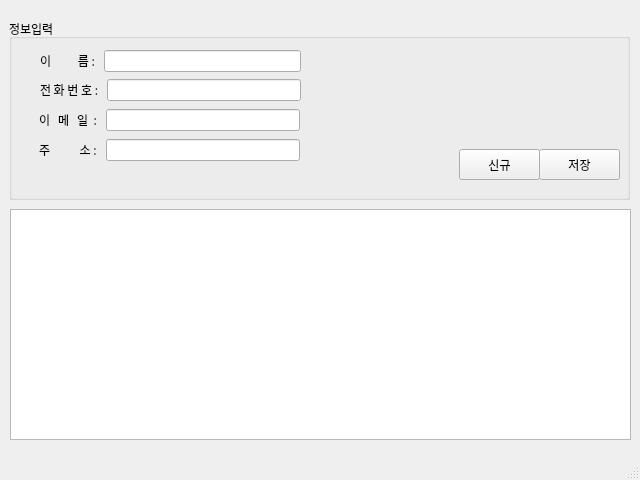
Before: the Qt Designer form part1/studyPyQt/addressBook.ui in CodingNewbie0/miniprojects, drawn with Qt 5.
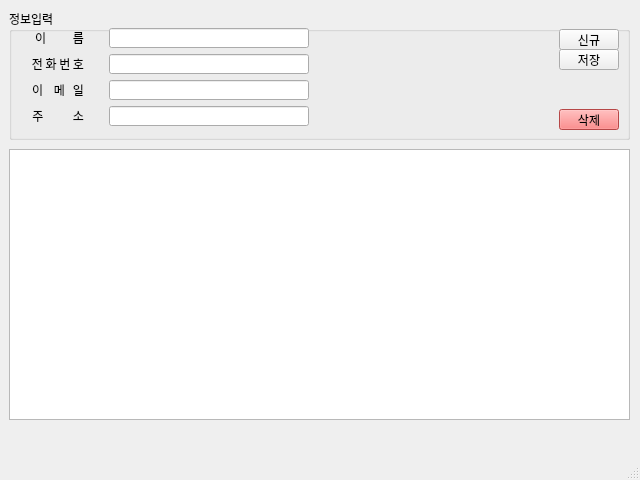
After: the same form once the commit is applied.

What changed in the file:
```diff
--- a/part1/studyPyQt/addressBook.ui
+++ b/part1/studyPyQt/addressBook.ui
@@ -10,210 +10,569 @@
     <height>480</height>
    </rect>
   </property>
+  <property name="font">
+   <font>
+    <family>나눔고딕</family>
+   </font>
+  </property>
   <property name="windowTitle">
    <string>MainWindow</string>
   </property>
   <widget class="QWidget" name="centralwidget">
+   <widget class="QGroupBox" name="groupBox">
+    <property name="geometry">
+     <rect>
+      <x>9</x>
+      <y>9</y>
+      <width>621</width>
+      <height>131</height>
+     </rect>
+    </property>
+    <property name="title">
+     <string>정보입력</string>
+    </property>
+    <widget class="QLabel" name="label">
+     <property name="geometry">
+      <rect>
+       <x>10</x>
+       <y>19</y>
+       <width>65</width>
+       <height>20</height>
+      </rect>
+     </property>
+     <property name="minimumSize">
+      <size>
+       <width>65</width>
+       <height>20</height>
+      </size>
+     </property>
+     <property name="maximumSize">
+      <size>
+       <width>60</width>
+       <height>10</height>
+      </size>
+     </property>
+     <property name="layoutDirection">
+      <enum>Qt::LeftToRight</enum>
+     </property>
+     <property name="text">
+      <string>이          름</string>
+     </property>
+     <property name="alignment">
+      <set>Qt::AlignRight|Qt::AlignTrailing|Qt::AlignVCenter</set>
+     </property>
+    </widget>
+    <widget class="QLineEdit" name="txtName">
+     <property name="geometry">
+      <rect>
+       <x>100</x>
+       <y>19</y>
+       <width>200</width>
+       <height>20</height>
+      </rect>
+     </property>
+     <property name="minimumSize">
+      <size>
+       <width>200</width>
+       <height>20</height>
+      </size>
+     </property>
+     <property name="maximumSize">
+      <size>
+       <width>150</width>
+       <height>20</height>
+      </size>
+     </property>
+     <property name="inputMethodHints">
+      <set>Qt::ImhLatinOnly</set>
+     </property>
+    </widget>
+    <widget class="QLineEdit" name="txtEmail">
+     <property name="geometry">
+      <rect>
+       <x>100</x>
+       <y>71</y>
+       <width>200</width>
+       <height>20</height>
+      </rect>
+     </property>
+     <property name="minimumSize">
+      <size>
+       <width>200</width>
+       <height>20</height>
+      </size>
+     </property>
+     <property name="maximumSize">
+      <size>
+       <width>150</width>
+       <height>20</height>
+      </size>
+     </property>
+     <property name="text">
+      <string/>
+     </property>
+    </widget>
+    <widget class="QLabel" name="label_3">
+     <property name="geometry">
+      <rect>
+       <x>10</x>
+       <y>71</y>
+       <width>65</width>
+       <height>20</height>
+      </rect>
+     </property>
+     <property name="minimumSize">
+      <size>
+       <width>65</width>
+       <height>20</height>
+      </size>
+     </property>
+     <property name="maximumSize">
+      <size>
+       <width>60</width>
+       <height>10</height>
+      </size>
+     </property>
+     <property name="layoutDirection">
+      <enum>Qt::LeftToRight</enum>
+     </property>
+     <property name="text">
+      <string>이    메   일</string>
+     </property>
+     <property name="alignment">
+      <set>Qt::AlignRight|Qt::AlignTrailing|Qt::AlignVCenter</set>
+     </property>
+    </widget>
+    <widget class="QLineEdit" name="txtAddress">
+     <property name="geometry">
+      <rect>
+       <x>100</x>
+       <y>97</y>
+       <width>200</width>
+       <height>20</height>
+      </rect>
+     </property>
+     <property name="minimumSize">
+      <size>
+       <width>200</width>
+       <height>20</height>
+      </size>
+     </property>
+     <property name="maximumSize">
+      <size>
+       <width>150</width>
+       <height>20</height>
+      </size>
+     </property>
+    </widget>
+    <widget class="QLabel" name="label_4">
+     <property name="geometry">
+      <rect>
+       <x>10</x>
+       <y>97</y>
+       <width>65</width>
+       <height>20</height>
+      </rect>
+     </property>
+     <property name="minimumSize">
+      <size>
+       <width>65</width>
+       <height>20</height>
+      </size>
+     </property>
+     <property name="maximumSize">
+      <size>
+       <width>60</width>
+       <height>10</height>
+      </size>
+     </property>
+     <property name="layoutDirection">
+      <enum>Qt::LeftToRight</enum>
+     </property>
+     <property name="text">
+      <string>주           소</string>
+     </property>
+     <property name="alignment">
+      <set>Qt::AlignRight|Qt::AlignTrailing|Qt::AlignVCenter</set>
+     </property>
+    </widget>
+    <widget class="QLabel" name="label_2">
+     <property name="geometry">
+      <rect>
+       <x>10</x>
+       <y>45</y>
+       <width>65</width>
+       <height>20</height>
+      </rect>
+     </property>
+     <property name="minimumSize">
+      <size>
+       <width>65</width>
+       <height>20</height>
+      </size>
+     </property>
+     <property name="maximumSize">
+      <size>
+       <width>60</width>
+       <height>10</height>
+      </size>
+     </property>
+     <property name="layoutDirection">
+      <enum>Qt::LeftToRight</enum>
+     </property>
+     <property name="text">
+      <string>전 화 번 호</string>
+     </property>
+     <property name="alignment">
+      <set>Qt::AlignRight|Qt::AlignTrailing|Qt::AlignVCenter</set>
+     </property>
+    </widget>
+    <widget class="QLineEdit" name="txtPhone">
+     <property name="geometry">
+      <rect>
+       <x>100</x>
+       <y>45</y>
+       <width>200</width>
+       <height>20</height>
+      </rect>
+     </property>
+     <property name="minimumSize">
+      <size>
+       <width>200</width>
+       <height>20</height>
+      </size>
+     </property>
+     <property name="maximumSize">
+      <size>
+       <width>150</width>
+       <height>20</height>
+      </size>
+     </property>
+     <property name="inputMethodHints">
+      <set>Qt::ImhDigitsOnly|Qt::ImhFormattedNumbersOnly</set>
+     </property>
+     <property name="text">
+      <string/>
+     </property>
+    </widget>
+    <widget class="QPushButton" name="btnNew">
+     <property name="geometry">
+      <rect>
+       <x>550</x>
+       <y>20</y>
+       <width>60</width>
+       <height>21</height>
+      </rect>
+     </property>
+     <property name="minimumSize">
+      <size>
+       <width>60</width>
+       <height>0</height>
+      </size>
+     </property>
+     <property name="maximumSize">
+      <size>
+       <width>60</width>
+       <height>16777215</height>
+      </size>
+     </property>
+     <property name="text">
+      <string>신규</string>
+     </property>
+    </widget>
+    <widget class="QPushButton" name="btnSave">
+     <property name="geometry">
+      <rect>
+       <x>550</x>
+       <y>40</y>
+       <width>60</width>
+       <height>21</height>
+      </rect>
+     </property>
+     <property name="minimumSize">
+      <size>
+       <width>60</width>
+       <height>0</height>
+      </size>
+     </property>
+     <property name="maximumSize">
+      <size>
+       <width>60</width>
+       <height>16777215</height>
+      </size>
+     </property>
+     <property name="text">
+      <string>저장</string>
+     </property>
+    </widget>
+    <widget class="QPushButton" name="btnDel">
+     <property name="geometry">
+      <rect>
+       <x>550</x>
+       <y>100</y>
+       <width>60</width>
+       <height>21</height>
+      </rect>
+     </property>
+     <property name="minimumSize">
+      <size>
+       <width>60</width>
+       <height>0</height>
+      </size>
+     </property>
+     <property name="maximumSize">
+      <size>
+       <width>60</width>
+       <height>16777215</height>
+      </size>
+     </property>
+     <property name="palette">
+      <palette>
+       <active>
+        <colorrole role="WindowText">
+         <brush brushstyle="SolidPattern">
+          <color alpha="255">
+           <red>0</red>
+           <green>0</green>
+           <blue>0</blue>
+          </color>
+         </brush>
+        </colorrole>
+        <colorrole role="Button">
+         <brush brushstyle="SolidPattern">
+          <color alpha="255">
+           <red>255</red>
+           <green>100</green>
+           <blue>100</blue>
+          </color>
+         </brush>
+        </colorrole>
+        <colorrole role="Text">
+         <brush brushstyle="SolidPattern">
+          <color alpha="255">
+           <red>0</red>
+           <green>0</green>
+           <blue>0</blue>
+          </color>
+         </brush>
+        </colorrole>
+        <colorrole role="BrightText">
+         <brush brushstyle="SolidPattern">
+          <color alpha="255">
+           <red>255</red>
+           <green>0</green>
+           <blue>0</blue>
+          </color>
+         </brush>
+        </colorrole>
+        <colorrole role="ButtonText">
+         <brush brushstyle="SolidPattern">
+          <color alpha="255">
+           <red>0</red>
+           <green>0</green>
+           <blue>0</blue>
+          </color>
+         </brush>
+        </colorrole>
+        <colorrole role="Base">
+         <brush brushstyle="SolidPattern">
+          <color alpha="255">
+           <red>255</red>
+           <green>100</green>
+           <blue>100</blue>
+          </color>
+         </brush>
+        </colorrole>
+        <colorrole role="Window">
+         <brush brushstyle="SolidPattern">
+          <color alpha="255">
+           <red>255</red>
+           <green>100</green>
+           <blue>100</blue>
+          </color>
+         </brush>
+        </colorrole>
+        <colorrole role="PlaceholderText">
+         <brush brushstyle="SolidPattern">
+          <color alpha="128">
+           <red>255</red>
+           <green>0</green>
+           <blue>0</blue>
+          </color>
+         </brush>
+        </colorrole>
+       </active>
+       <inactive>
+        <colorrole role="WindowText">
+         <brush brushstyle="SolidPattern">
+          <color alpha="255">
+           <red>0</red>
+           <green>0</green>
+           <blue>0</blue>
+          </color>
+         </brush>
+        </colorrole>
+        <colorrole role="Button">
+         <brush brushstyle="SolidPattern">
+          <color alpha="255">
+           <red>255</red>
+           <green>100</green>
+           <blue>100</blue>
+          </color>
+         </brush>
+        </colorrole>
+        <colorrole role="Text">
+         <brush brushstyle="SolidPattern">
+          <color alpha="255">
+           <red>0</red>
+           <green>0</green>
+           <blue>0</blue>
+          </color>
+         </brush>
+        </colorrole>
+        <colorrole role="BrightText">
+         <brush brushstyle="SolidPattern">
+          <color alpha="255">
+           <red>255</red>
+           <green>0</green>
+           <blue>0</blue>
+          </color>
+         </brush>
+        </colorrole>
+        <colorrole role="ButtonText">
+         <brush brushstyle="SolidPattern">
+          <color alpha="255">
+           <red>0</red>
+           <green>0</green>
+           <blue>0</blue>
+          </color>
+         </brush>
+        </colorrole>
+        <colorrole role="Base">
+         <brush brushstyle="SolidPattern">
+          <color alpha="255">
+           <red>255</red>
+           <green>100</green>
+           <blue>100</blue>
+          </color>
+         </brush>
+        </colorrole>
+        <colorrole role="Window">
+         <brush brushstyle="SolidPattern">
+          <color alpha="255">
+           <red>255</red>
+           <green>100</green>
+           <blue>100</blue>
+          </color>
+         </brush>
+        </colorrole>
+        <colorrole role="PlaceholderText">
+         <brush brushstyle="SolidPattern">
+          <color alpha="128">
+           <red>255</red>
+           <green>0</green>
+           <blue>0</blue>
+          </color>
+         </brush>
+        </colorrole>
+       </inactive>
+       <disabled>
+        <colorrole role="WindowText">
+         <brush brushstyle="SolidPattern">
+          <color alpha="255">
+           <red>0</red>
+           <green>0</green>
+           <blue>0</blue>
+          </color>
+         </brush>
+        </colorrole>
+        <colorrole role="Button">
+         <brush brushstyle="SolidPattern">
+          <color alpha="255">
+           <red>255</red>
+           <green>100</green>
+           <blue>100</blue>
+          </color>
+         </brush>
+        </colorrole>
+        <colorrole role="Text">
+         <brush brushstyle="SolidPattern">
+          <color alpha="255">
+           <red>0</red>
+           <green>0</green>
+           <blue>0</blue>
+          </color>
+         </brush>
+        </colorrole>
+        <colorrole role="BrightText">
+         <brush brushstyle="SolidPattern">
+          <color alpha="255">
+           <red>255</red>
+           <green>0</green>
+           <blue>0</blue>
+          </color>
+         </brush>
+        </colorrole>
+        <colorrole role="ButtonText">
+         <brush brushstyle="SolidPattern">
+          <color alpha="255">
+           <red>0</red>
+           <green>0</green>
+           <blue>0</blue>
+          </color>
+         </brush>
+        </colorrole>
+        <colorrole role="Base">
+         <brush brushstyle="SolidPattern">
+          <color alpha="255">
+           <red>255</red>
+           <green>100</green>
+           <blue>100</blue>
+          </color>
+         </brush>
+        </colorrole>
+        <colorrole role="Window">
+         <brush brushstyle="SolidPattern">
+          <color alpha="255">
+           <red>255</red>
+           <green>100</green>
+           <blue>100</blue>
+          </color>
+         </brush>
+        </colorrole>
+        <colorrole role="PlaceholderText">
+         <brush brushstyle="SolidPattern">
+          <color alpha="128">
+           <red>0</red>
+           <green>0</green>
+           <blue>0</blue>
+          </color>
+         </brush>
+        </colorrole>
+       </disabled>
+      </palette>
+     </property>
+     <property name="styleSheet">
+      <string notr="true">background-color:rgb(255,100,100);
+color: rgb(0,0,0);
+</string>
+     </property>
+     <property name="text">
+      <string>삭제</string>
+     </property>
+    </widget>
+   </widget>
    <widget class="QWidget" name="verticalLayoutWidget">
     <property name="geometry">
      <rect>
       <x>9</x>
-      <y>19</y>
+      <y>149</y>
       <width>621</width>
-      <height>181</height>
+      <height>271</height>
      </rect>
     </property>
     <layout class="QVBoxLayout" name="verticalLayout">
      <item>
-      <widget class="QGroupBox" name="groupBox">
-       <property name="title">
-        <string>정보입력</string>
-       </property>
-       <widget class="QPushButton" name="btnNew">
-        <property name="geometry">
-         <rect>
-          <x>450</x>
-          <y>130</y>
-          <width>81</width>
-          <height>31</height>
-         </rect>
-        </property>
-        <property name="text">
-         <string>신규</string>
-        </property>
-       </widget>
-       <widget class="QPushButton" name="btnLoad">
-        <property name="geometry">
-         <rect>
-          <x>530</x>
-          <y>130</y>
-          <width>81</width>
-          <height>31</height>
-         </rect>
-        </property>
-        <property name="text">
-         <string>저장</string>
-        </property>
-       </widget>
-       <widget class="QWidget" name="">
-        <property name="geometry">
-         <rect>
-          <x>31</x>
-          <y>60</y>
-          <width>261</width>
-          <height>22</height>
-         </rect>
-        </property>
-        <layout class="QHBoxLayout" name="horizontalLayout">
-         <item>
-          <widget class="QLabel" name="label_2">
-           <property name="font">
-            <font>
-             <family>나눔고딕</family>
-            </font>
-           </property>
-           <property name="text">
-            <string>전 화 번 호 : </string>
-           </property>
-          </widget>
-         </item>
-         <item>
-          <widget class="QLineEdit" name="txtPhoen">
-           <property name="font">
-            <font>
-             <family>나눔고딕</family>
-            </font>
-           </property>
-          </widget>
-         </item>
-        </layout>
-       </widget>
-       <widget class="QWidget" name="">
-        <property name="geometry">
-         <rect>
-          <x>31</x>
-          <y>31</y>
-          <width>261</width>
-          <height>22</height>
-         </rect>
-        </property>
-        <layout class="QHBoxLayout" name="horizontalLayout_2">
-         <item>
-          <widget class="QLabel" name="label">
-           <property name="font">
-            <font>
-             <family>나눔고딕</family>
-            </font>
-           </property>
-           <property name="text">
-            <string>이          름 : </string>
-           </property>
-           <property name="alignment">
-            <set>Qt::AlignJustify|Qt::AlignVCenter</set>
-           </property>
-          </widget>
-         </item>
-         <item>
-          <widget class="QLineEdit" name="txtName">
-           <property name="font">
-            <font>
-             <family>나눔고딕</family>
-            </font>
-           </property>
-           <property name="inputMethodHints">
-            <set>Qt::ImhLatinOnly|Qt::ImhTime</set>
-           </property>
-          </widget>
-         </item>
-        </layout>
-       </widget>
-       <widget class="QWidget" name="">
-        <property name="geometry">
-         <rect>
-          <x>30</x>
-          <y>90</y>
-          <width>261</width>
-          <height>22</height>
-         </rect>
-        </property>
-        <layout class="QHBoxLayout" name="horizontalLayout_3">
-         <item>
-          <widget class="QLabel" name="label_3">
-           <property name="font">
-            <font>
-             <family>나눔고딕</family>
-            </font>
-           </property>
-           <property name="text">
-            <string>이   메   일  : </string>
-           </property>
-          </widget>
-         </item>
-         <item>
-          <widget class="QLineEdit" name="txtEmail">
-           <property name="font">
-            <font>
-             <family>나눔고딕</family>
-            </font>
-           </property>
-          </widget>
-         </item>
-        </layout>
-       </widget>
-       <widget class="QWidget" name="">
-        <property name="geometry">
-         <rect>
-          <x>30</x>
-          <y>120</y>
-          <width>261</width>
-          <height>22</height>
-         </rect>
-        </property>
-        <layout class="QHBoxLayout" name="horizontalLayout_4">
-         <item>
-          <widget class="QLabel" name="label_4">
-           <property name="font">
-            <font>
-             <family>나눔고딕</family>
-            </font>
-           </property>
-           <property name="text">
-            <string>주           소 : </string>
-           </property>
-           <property name="wordWrap">
-            <bool>false</bool>
-           </property>
-           <property name="openExternalLinks">
-            <bool>false</bool>
-           </property>
-          </widget>
-         </item>
-         <item>
-          <widget class="QLineEdit" name="txtAddress">
-           <property name="font">
-            <font>
-             <family>나눔고딕</family>
-            </font>
-           </property>
-          </widget>
-         </item>
-        </layout>
-       </widget>
-      </widget>
-     </item>
-    </layout>
-   </widget>
-   <widget class="QWidget" name="verticalLayoutWidget_2">
-    <property name="geometry">
-     <rect>
-      <x>10</x>
-      <y>209</y>
-      <width>621</width>
-      <height>231</height>
-     </rect>
-    </property>
-    <layout class="QVBoxLayout" name="verticalLayout_2">
-     <item>
       <widget class="QTableWidget" name="tblAddress"/>
      </item>
     </layout>
```
Left out of the diff: 20 changed lines with no effect on the pictures.
